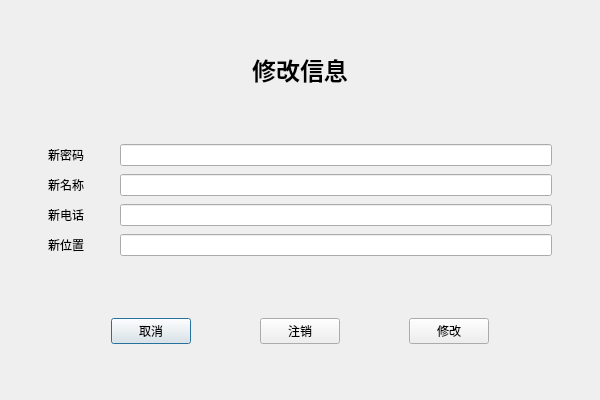
Old version of the form ui/mod.ui in the repository fanenr/cxx-DS-client.
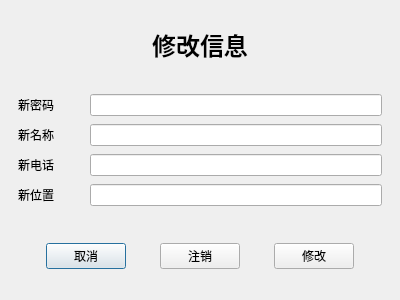
New version of the form.

Diff of the .ui file:
```diff
--- a/ui/mod.ui
+++ b/ui/mod.ui
@@ -6,22 +6,22 @@
    <rect>
     <x>0</x>
     <y>0</y>
-    <width>600</width>
-    <height>400</height>
+    <width>400</width>
+    <height>300</height>
    </rect>
   </property>
   <property name="windowTitle">
    <string>修改信息</string>
   </property>
-  <layout class="QVBoxLayout" name="vlay" stretch="2,1,2">
+  <layout class="QVBoxLayout" name="vlay" stretch="1,0,1">
    <property name="leftMargin">
-    <number>48</number>
+    <number>18</number>
    </property>
    <property name="topMargin">
     <number>0</number>
    </property>
    <property name="rightMargin">
-    <number>48</number>
+    <number>18</number>
    </property>
    <property name="bottomMargin">
     <number>0</number>
```
